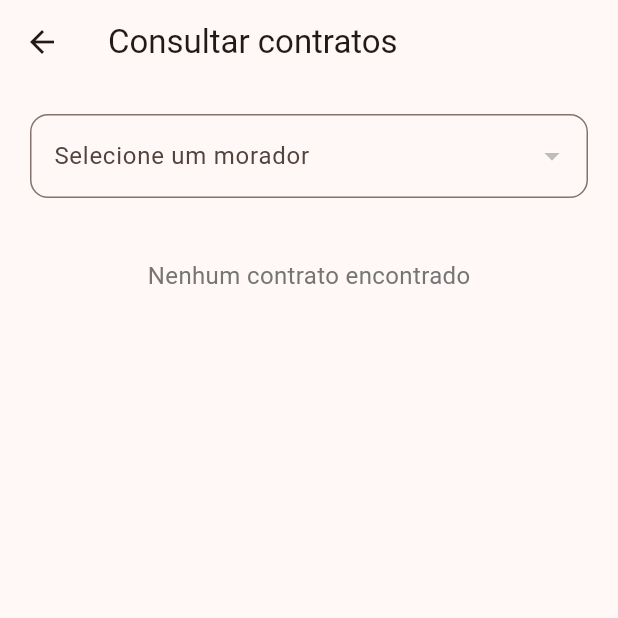
After one commit to ViniciusFazolo/mobilia, a Flutter app: the ContractSearch screen opened directly, on a phone screen of 412 x 824 dp, the top half of it. The commit adds this screen. Run offline on Flutter 3.47's test engine with Material 3 defaults, Android fonts, the phone set to English and light mode, and no system bars; our stand-ins replace image_picker, mask_text_input_formatter, shared_preferences; accounts and stored records are empty; network calls fail.

Commit message:
feat: implementa tela para visualizar os contratos por morador

```diff
--- /dev/null
+++ b/lib/controller/contract_search_controller.dart
@@ -0,0 +1,35 @@
+import 'dart:convert';
+
+import 'package:mobilia/domain/contract.dart';
+import 'package:mobilia/domain/resident.dart';
+import 'package:mobilia/service/contract_service.dart';
+import 'package:mobilia/service/resident_service.dart';
+import 'package:mobilia/utils/utils.dart';
+
+class ContractSearchController {
+  Future<List<Morador>> getResidents() async {
+    final ResidentService service = ResidentService(baseUrl: apiBaseUrl);
+
+    final res = await service.get("morador");
+
+    if (res.statusCode == 200) {
+      final List<dynamic> jsonList = jsonDecode(res.body);
+      return jsonList.map((e) => Morador.fromJson(e)).toList();
+    }
+
+    return [];
+  }
+
+  Future<List<Contrato>> getContractsByResidentId(int? id) async {
+    final ContractService service = ContractService(baseUrl: apiBaseUrl);
+
+    final res = await service.get("contrato/byMoradorId/$id");
+
+    if (res.statusCode == 200) {
+      final List<dynamic> jsonList = jsonDecode(res.body);
+      return jsonList.map((e) => Contrato.fromJson(e)).toList();
+    }
+
+    return [];
+  }
+}
--- /dev/null
+++ b/lib/pages/contract_search.dart
@@ -0,0 +1,256 @@
+import 'package:flutter/material.dart';
+import 'package:mobilia/controller/contract_search_controller.dart';
+import 'package:mobilia/domain/contract.dart';
+import 'package:mobilia/domain/resident.dart';
+import 'package:mobilia/utils/widget/input_select.dart';
+import 'package:intl/intl.dart';
+
+class ContractSearch extends StatefulWidget {
+  const ContractSearch({super.key});
+
+  @override
+  State<ContractSearch> createState() => _ContractSearchState();
+}
+
+class _ContractSearchState extends State<ContractSearch> {
+  ContractSearchController controller = ContractSearchController();
+  List<Morador> residents = [];
+  List<Contrato> contracts = [];
+  bool isLoading = false;
+
+  @override
+  void initState() {
+    super.initState();
+    _getResidents();
+  }
+
+  void _getResidents() async {
+    List<Morador> res = await controller.getResidents();
+
+    setState(() {
+      residents = res;
+    });
+  }
+
+  void _getContractsByResidentId(int? id) async {
+    setState(() {
+      isLoading = true;
+    });
+
+    List<Contrato> res = await controller.getContractsByResidentId(id);
+
+    setState(() {
+      contracts = res;
+      isLoading = false;
+    });
+  }
+
+  void _showContractDetails(Contrato contrato) {}
+
+  String _formatDate(DateTime? date) {
+    if (date == null) return 'N/A';
+    return DateFormat('dd/MM/yyyy').format(date);
+  }
+
+  String _getObjetoLocacaoLabel(ObjetoLocacao? obj) {
+    if (obj == null) return 'N/A';
+    switch (obj) {
+      case ObjetoLocacao.CASA_RESIDENCIAL:
+        return 'Casa Residencial';
+      case ObjetoLocacao.APARTAMENTO_RESIDENCIAL:
+        return 'Apartamento Residencial';
+      case ObjetoLocacao.PONTO_COMERCIAL:
+        return 'Ponto Comercial';
+    }
+  }
+
+  Widget _buildContractCards() {
+    if (contracts.isEmpty) {
+      return Center(
+        child: Padding(
+          padding: const EdgeInsets.all(20),
+          child: Text(
+            'Nenhum contrato encontrado',
+            style: TextStyle(fontSize: 16, color: Colors.grey[600]),
+          ),
+        ),
+      );
+    }
+
+    return ListView.builder(
+      shrinkWrap: true,
+      physics: const NeverScrollableScrollPhysics(),
+      itemCount: contracts.length,
+      itemBuilder: (context, index) {
+        final contrato = contracts[index];
+
+        return InkWell(
+          onTap: () => _showContractDetails(contrato),
+          borderRadius: BorderRadius.circular(12),
+          child: Card(
+            margin: const EdgeInsets.only(bottom: 16),
+            elevation: 2,
+            shape: RoundedRectangleBorder(
+              borderRadius: BorderRadius.circular(12),
+            ),
+            child: Padding(
+              padding: const EdgeInsets.all(16),
+              child: Column(
+                crossAxisAlignment: CrossAxisAlignment.start,
+                children: [
+                  // Unidade e Imóvel
+                  Row(
+                    children: [
+                      Icon(Icons.home, color: Theme.of(context).primaryColor),
+                      const SizedBox(width: 8),
+                      Expanded(
+                        child: Column(
+                          crossAxisAlignment: CrossAxisAlignment.start,
+                          children: [
+                            Text(
+                              contrato.unidade?.identificacao ??
+                                  'Unidade não informada',
+                              style: const TextStyle(
+                                fontSize: 18,
+                                fontWeight: FontWeight.bold,
+                              ),
+                            ),
+                            const SizedBox(height: 4),
+                            Text(
+                              contrato.imovel?.nome ?? 'Imóvel não informado',
+                              style: TextStyle(
+                                fontSize: 14,
+                                color: Colors.grey[700],
+                              ),
+                            ),
+                          ],
+                        ),
+                      ),
+                      Icon(Icons.chevron_right, color: Colors.grey[400]),
+                    ],
+                  ),
+                  const Divider(height: 24),
+
+                  // Objeto de Locação
+                  _buildInfoRow(
+                    icon: Icons.business,
+                    label: 'Tipo',
+                    value: _getObjetoLocacaoLabel(contrato.objLocacao),
+                  ),
+                  const SizedBox(height: 12),
+
+                  // Datas
+                  _buildInfoRow(
+                    icon: Icons.calendar_today,
+                    label: 'Início',
+                    value: _formatDate(contrato.dataInicio),
+                  ),
+                  const SizedBox(height: 12),
+                  _buildInfoRow(
+                    icon: Icons.event,
+                    label: 'Fim',
+                    value: _formatDate(contrato.dataFim),
+                  ),
+
+                  // Status (opcional)
+                  if (contrato.status != null) ...[
+                    const SizedBox(height: 12),
+                    Container(
+                      padding: const EdgeInsets.symmetric(
+                        horizontal: 12,
+                        vertical: 6,
+                      ),
+                      decoration: BoxDecoration(
+                        color: contrato.status!
+                            ? Colors.green.shade100
+                            : Colors.red.shade100,
+                        borderRadius: BorderRadius.circular(20),
+                      ),
+                      child: Text(
+                        contrato.status! ? 'Ativo' : 'Inativo',
+                        style: TextStyle(
+                          color: contrato.status!
+                              ? Colors.green.shade800
+                              : Colors.red.shade800,
+                          fontWeight: FontWeight.w600,
+                          fontSize: 12,
+                        ),
+                      ),
+                    ),
+                  ],
+                ],
+              ),
+            ),
+          ),
+        );
+      },
+    );
+  }
+
+  Widget _buildInfoRow({
+    required IconData icon,
+    required String label,
+    required String value,
+  }) {
+    return Row(
+      children: [
+        Icon(icon, size: 20, color: Colors.grey[600]),
+        const SizedBox(width: 12),
+        Text(
+          '$label: ',
+          style: TextStyle(
+            fontSize: 14,
+            color: Colors.grey[700],
+            fontWeight: FontWeight.w500,
+          ),
+        ),
+        Expanded(
+          child: Text(
+            value,
+            style: const TextStyle(fontSize: 14, fontWeight: FontWeight.w600),
+          ),
+        ),
+      ],
+    );
+  }
+
+  @override
+  Widget build(BuildContext context) {
+    return Scaffold(
+      appBar: AppBar(title: const Text("Consultar contratos")),
+      body: Stack(
+        children: [
+          SingleChildScrollView(
+            padding: const EdgeInsets.all(20),
+            child: Column(
+              crossAxisAlignment: CrossAxisAlignment.stretch,
+              children: [
+                InputSelect(
+                  label: "Selecione um morador",
+                  items: residents
+                      .map(
+                        (e) =>
+                            DropdownMenuItem(value: e.id, child: Text(e.nome)),
+                      )
+                      .toList(),
+                  onChanged: (val) {
+                    _getContractsByResidentId(val);
+                  },
+                ),
+                const SizedBox(height: 20),
+                _buildContractCards(),
+              ],
+            ),
+          ),
+
+          // Loading overlay
+          if (isLoading)
+            Container(
+              color: Colors.white.withOpacity(0.8),
+              child: const Center(child: CircularProgressIndicator()),
+            ),
+        ],
+      ),
+    );
+  }
+}
--- a/lib/pages/home.dart
+++ b/lib/pages/home.dart
@@ -1,5 +1,6 @@
 import 'package:flutter/material.dart';
 import 'package:mobilia/pages/contract.dart';
+import 'package:mobilia/pages/contract_search.dart';
 import 'package:mobilia/pages/property.dart';
 import 'package:mobilia/pages/resident.dart';
 import 'package:mobilia/pages/unit.dart';
@@ -33,7 +34,11 @@ class _HomeState extends State<Home> {
       "label": "Cadastrar Contrato",
       "page": const Contract(),
     },
-    {"icon": Icons.search, "label": "Consultar Apartamentos"},
+    {
+      "icon": Icons.search,
+      "label": "Consultar Contratos",
+      "page": const ContractSearch(),
+    },
     {"icon": Icons.attach_money, "label": "Aluguéis a vencer"},
     {"icon": Icons.receipt, "label": "Enviar boleto"},
     {"icon": Icons.request_quote, "label": "Reajustar aluguel"},
```
